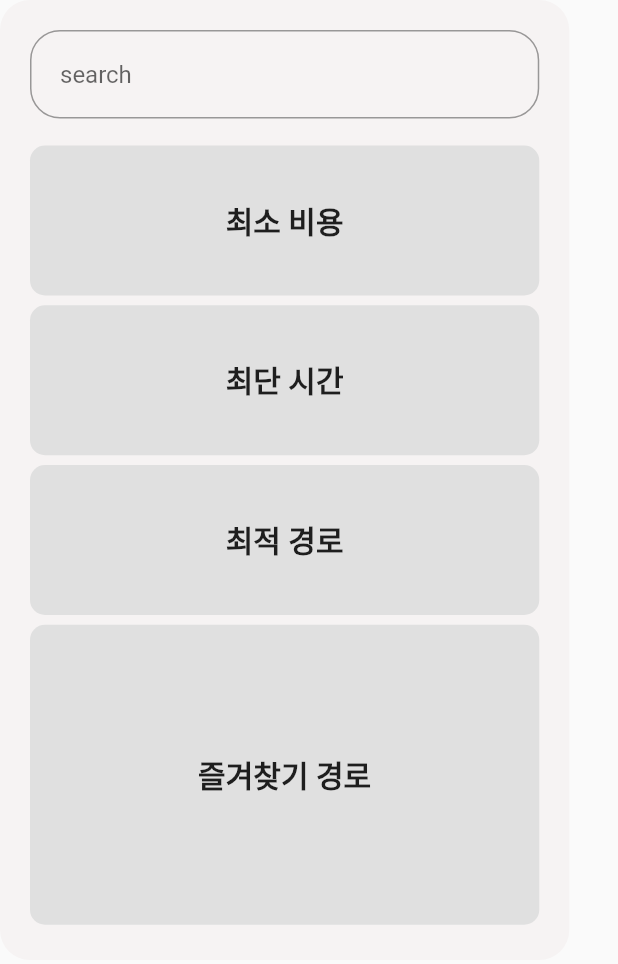
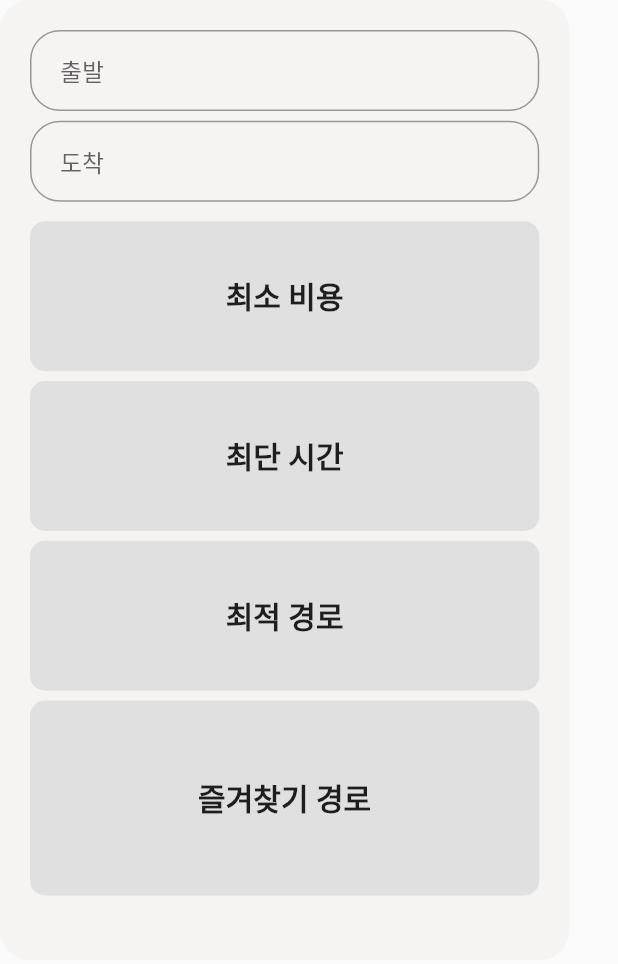
Before and after one commit to choi-hyk/Team_Project_BMT, a Flutter app: the SearchUI widget shown alone on an empty page, opened directly, on a phone screen of 412 x 824 dp. Shown: the top 964 px of the screen. Run offline on Flutter 3.47's test engine with Material 2 defaults, Android fonts, the phone set to English and light mode, and no system bars.

Commit message:
출발 도착으로 검색바 2개만듬

```diff
--- a/lib/search_UI.dart
+++ b/lib/search_UI.dart
@@ -27,7 +27,7 @@ class _SearchUIState extends State<SearchUI> {
             const TextField(
               decoration: InputDecoration(
                 contentPadding: EdgeInsets.symmetric(
-                  vertical: 20,
+                  vertical: 15,
                   horizontal: 20,
                 ),
                 border: OutlineInputBorder(
@@ -35,11 +35,28 @@ class _SearchUIState extends State<SearchUI> {
                     Radius.circular(20),
                   ),
                 ),
-                hintText: 'search',
+                hintText: '출발',
               ),
             ),
             const SizedBox(
-              height: 18,
+              height: 6.5,
+            ),
+            const TextField(
+              decoration: InputDecoration(
+                contentPadding: EdgeInsets.symmetric(
+                  vertical: 15,
+                  horizontal: 20,
+                ),
+                border: OutlineInputBorder(
+                  borderRadius: BorderRadius.all(
+                    Radius.circular(20),
+                  ),
+                ),
+                hintText: '도착',
+              ),
+            ),
+            const SizedBox(
+              height: 13.0,
             ),
 //-------------경로 컨테이너---------------------------------------------------------------//
             Container(
@@ -99,7 +116,7 @@ class _SearchUIState extends State<SearchUI> {
                   color: Theme.of(context).cardColor,
                   borderRadius: BorderRadius.circular(10.0)),
               width: 500,
-              height: 200,
+              height: 130,
               child: const Align(
                 alignment: Alignment.center,
                 child: Text(
```
